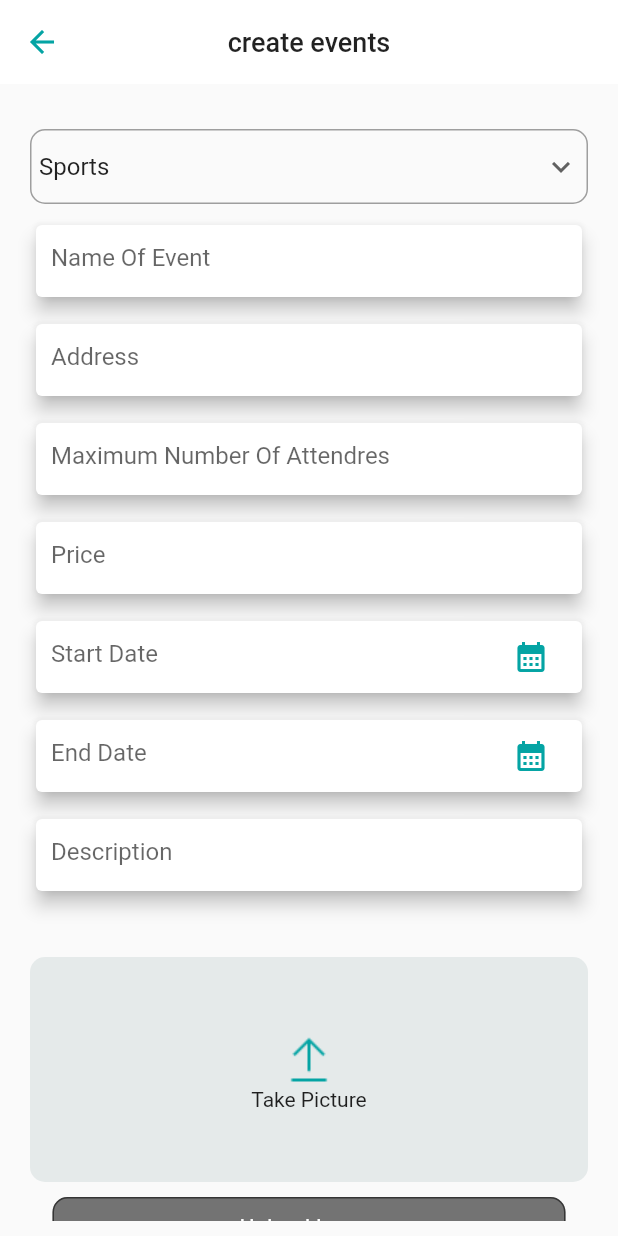
After one commit to sherryqaisrani/EventBookingManagementSystem, a Flutter app: the CreateEvent screen opened directly, on a phone screen of 412 x 824 dp. The commit adds this screen. Run offline on Flutter 3.47's test engine with Material 2 defaults, Android fonts, the phone set to English and light mode, and no system bars; our stand-ins replace dio, dropdown_button2, get, google_maps_flutter, google_sign_in, image_picker and 1 more; missing offline and left inert: flutter_facebook_auth; accounts and stored records are empty; network calls fail.

Commit message:
Create Event and Profile set

```diff
--- /dev/null
+++ b/lib/controllers/create_event_controller.dart
@@ -0,0 +1,45 @@
+import 'package:eventbookingmanagement/services/api_services.dart';
+import 'package:get/get.dart';
+
+class CreateEventController extends GetxController {
+  final ApiServices apiServices;
+
+  CreateEventController({required this.apiServices});
+
+  Future<String> uploadEvent({
+    required String eventName,
+    required String eventAddress,
+    required String numberOfAttendres,
+    required String price,
+    required String startDate,
+    required String endDate,
+    required String description,
+    final image,
+  }) async {
+    String finalResponse = 'success';
+    final response = await apiServices.createEvent({
+      'user_id': 3,
+      'category_id': 2,
+      'event_name': eventName,
+      'event_address': eventAddress,
+      'no_of_attendres': numberOfAttendres,
+      'price': price,
+      'start_date': startDate,
+      'end_date': endDate,
+      'start_time': startDate,
+      'end_time': endDate,
+      'publication_status': '0',
+      'cover_image': image,
+      'description': description,
+      'NCorrdinate': '48.89493821313934',
+      'ECorrdinate': '2.2304132576717977',
+    });
+
+    if (response.statusCode == 200) {
+      return finalResponse = 'success';
+    } else {
+      return finalResponse = 'wrong';
+      print('****************************** Not Working********************');
+    }
+  }
+}
--- /dev/null
+++ b/lib/controllers/image_upload_controller.dart
@@ -0,0 +1,36 @@
+import 'dart:convert';
+
+import 'package:eventbookingmanagement/models/image_upload.dart';
+import 'package:eventbookingmanagement/services/api_services.dart';
+import 'package:flutter/services.dart';
+import 'package:get/get.dart';
+
+class UploadImageController extends GetxController {
+  final ApiServices apiServices;
+  List<ImageUpload> listImage = [];
+
+  UploadImageController({required this.apiServices});
+
+  uploadImage({required Uint8List image}) async {
+    String encodeString = base64Encode(image);
+    print(encodeString);
+    final response = await apiServices.uploadImage({
+      "imageData": encodeString,
+    });
+
+    if (response.statusCode == 200) {
+      print('******************** Seeing the map retrun from api');
+      Map<String, dynamic> map = jsonDecode(response.toString());
+
+      if (map['code'] == 200) {
+        listImage = [];
+        listImage.add(ImageUpload.fromJson(map['data']));
+        // print('****************************** image list');
+        // print(listImage[0].imageUrl);
+      } else {}
+    } else {
+      print('****************************8 Error***********************');
+    }
+    update();
+  }
+}
--- /dev/null
+++ b/lib/models/image_upload.dart
@@ -0,0 +1,13 @@
+class ImageUpload {
+  String imageUrl;
+
+  ImageUpload({required this.imageUrl});
+
+  ImageUpload.fromJson(Map<String, dynamic> json) : imageUrl = json['imageUrl'];
+
+  Map<String, dynamic> toJson() {
+    final Map<String, dynamic> data = new Map<String, dynamic>();
+    data['imageUrl'] = imageUrl;
+    return data;
+  }
+}
--- /dev/null
+++ b/lib/screens/create_event.dart
@@ -0,0 +1,433 @@
+import 'package:eventbookingmanagement/controllers/create_event_controller.dart';
+import 'package:eventbookingmanagement/controllers/image_upload_controller.dart';
+import 'package:eventbookingmanagement/screens/custom_Bottom_tabbar.dart';
+import 'package:eventbookingmanagement/widgets/custom_Textfield.dart';
+import 'package:eventbookingmanagement/widgets/custom_button.dart';
+import 'package:eventbookingmanagement/widgets/image_picker.dart';
+import 'package:flutter/material.dart';
+import 'package:flutter/services.dart';
+import 'package:get/get.dart';
+import 'package:intl/intl.dart';
+import 'package:image_picker/image_picker.dart';
+
+enum EventType { public, private }
+
+class CreateEvent extends StatefulWidget {
+  CreateEvent({super.key});
+
+  @override
+  State<CreateEvent> createState() => _CreateEventState();
+}
+
+class _CreateEventState extends State<CreateEvent> {
+  TextEditingController textControllerForEventName = TextEditingController();
+
+  TextEditingController textControllerForAddress = TextEditingController();
+
+  TextEditingController textControllerForNumberOfAttendance =
+      TextEditingController();
+
+  TextEditingController textControllerForPrice = TextEditingController();
+
+  TextEditingController textControllerForStartDate = TextEditingController();
+
+  TextEditingController textControllerForEndDate = TextEditingController();
+
+  TextEditingController textControllerForDescription = TextEditingController();
+
+  TextEditingController textControllerForStartTime = TextEditingController();
+
+  TextEditingController textControllerForEndTime = TextEditingController();
+
+  String dropdownvalue = 'Sports';
+
+  // List of items in our dropdown menu
+  var items = [
+    'Sports',
+    'Music',
+    'Festivals',
+  ];
+  late EventType _verifyType = EventType.public;
+
+  // bool checkedValue = false;
+  bool isSwitched = false;
+  final _formKey = GlobalKey<FormState>();
+  String? path;
+  String? pathBack;
+
+  Uint8List? _imageURL;
+
+  selectedImage() async {
+    Uint8List imageURL = await pickImage(
+      ImageSource.camera,
+    );
+    setState(() {
+      _imageURL = imageURL;
+    });
+  }
+
+  uploadData() async {
+    String response = await Get.find<CreateEventController>().uploadEvent(
+      eventName: textControllerForEventName.text,
+      eventAddress: textControllerForAddress.text,
+      numberOfAttendres: textControllerForNumberOfAttendance.text,
+      price: textControllerForPrice.text,
+      startDate: textControllerForStartDate.text,
+      endDate: textControllerForEndDate.toString(),
+      description: textControllerForDescription.text,
+      image: Get.find<UploadImageController>().listImage[0].imageUrl,
+    );
+    if (response == 'success') {
+      Get.snackbar(
+        "Wait...",
+        "Creating Your Event",
+        dismissDirection: DismissDirection.horizontal,
+        isDismissible: true,
+        backgroundColor: Colors.green,
+        duration: const Duration(seconds: 1),
+      );
+      Get.offAll(() => CustomBottomTabbar());
+    }
+  }
+
+  @override
+  Widget build(BuildContext context) {
+    return Scaffold(
+      appBar: AppBar(
+        backgroundColor: Colors.white,
+        elevation: 0,
+        centerTitle: true,
+        title: Text(
+          'create events',
+          style: const TextStyle(fontSize: 18, color: Colors.black87),
+        ),
+        leading: InkWell(
+          onTap: () {
+            Navigator.pop(context);
+          },
+          child: const Icon(
+            Icons.arrow_back,
+            color: Color(0xff04a4a4),
+          ),
+        ),
+      ),
+      body: Padding(
+        padding: const EdgeInsets.symmetric(horizontal: 10, vertical: 10),
+        child: ListView(
+          children: [
+            const SizedBox(
+              height: 20,
+            ),
+            Padding(
+              padding: const EdgeInsets.symmetric(horizontal: 10.0),
+              child: Form(
+                  child: Column(
+                children: [
+                  Container(
+                    padding: const EdgeInsets.symmetric(horizontal: 5),
+                    decoration: BoxDecoration(
+                        borderRadius:
+                            const BorderRadius.all(Radius.circular(10)),
+                        border: Border.all(color: Colors.grey)),
+                    child: DropdownButtonHideUnderline(
+                      child: DropdownButton(
+                        isExpanded: true,
+
+                        // Initial Value
+                        value: dropdownvalue,
+
+                        // Down Arrow Icon
+                        icon: const Icon(Icons.keyboard_arrow_down),
+
+                        // Array list of items
+                        items: items.map((String items) {
+                          return DropdownMenuItem(
+                            value: items,
+                            child: Text(items),
+                          );
+                        }).toList(),
+                        // After selecting the desired option,it will
+                        // change button value to selected value
+                        onChanged: (String? newValue) {
+                          setState(() {
+                            dropdownvalue = newValue!;
+                          });
+                        },
+                      ),
+                    ),
+                  ),
+                  const SizedBox(
+                    height: 10,
+                  ),
+                  CusTomTextFormField(
+                    obscure: false,
+                    controller: textControllerForEventName,
+                    hintTxt: 'Name Of Event',
+                  ),
+
+                  const SizedBox(
+                    height: 10,
+                  ),
+                  CusTomTextFormField(
+                    obscure: false,
+                    controller: textControllerForAddress,
+                    hintTxt: 'Address',
+                  ),
+
+                  const SizedBox(
+                    height: 10,
+                  ),
+                  CusTomTextFormField(
+                    obscure: false,
+                    controller: textControllerForNumberOfAttendance,
+                    hintTxt: 'Maximum Number Of Attendres',
+                  ),
+
+                  const SizedBox(
+                    height: 10,
+                  ),
+                  CusTomTextFormField(
+                    obscure: false,
+                    controller: textControllerForPrice,
+                    hintTxt: 'Price',
+                  ),
+
+                  const SizedBox(
+                    height: 10,
+                  ),
+                  CusTomTextFormField(
+                    obscure: false,
+                    controller: textControllerForStartDate,
+                    hintTxt: 'Start Date',
+                    pressed: () => callCalender(textControllerForStartDate),
+                    suffixIcon: Icons.calendar_month,
+                  ),
+                  // StreamBuilder<String>(
+                  //     stream: manager.allDayTime$,
+                  //     builder: (context, snapshot) {
+                  //       return CustomTextField(
+                  //         controller: textControllerForStartDate,
+                  //         onChanged1: (value) {
+                  //           manager.inAllDayTime.add(value);
+                  //         },
+                  //         iconData: Icons.calendar_month,
+                  //         onPressed: () =>
+                  //             callCalender(textControllerForStartDate),
+                  //         passwordTxt: false,
+                  //         hintTxt: 'Start Date',
+                  //       );
+                  //     }),
+                  const SizedBox(
+                    height: 10,
+                  ),
+                  CusTomTextFormField(
+                    obscure: false,
+                    controller: textControllerForEndDate,
+                    hintTxt: 'End Date',
+                    pressed: () => callCalender(textControllerForEndDate),
+                    suffixIcon: Icons.calendar_month,
+                  ),
+                  // StreamBuilder<String>(
+                  //     stream: manager.allDayTime$,
+                  //     builder: (context, snapshot) {
+                  //       return CustomTextField(
+                  //         controller: textControllerForEndDate,
+                  //         onChanged1: (value) {
+                  //           manager.inAllDayTime.add(value);
+                  //         },
+                  //         iconData: Icons.calendar_month,
+                  //         onPressed: () =>
+                  //             callCalender(textControllerForEndDate),
+                  //         passwordTxt: false,
+                  //         hintTxt: 'End Date',
+                  //       );
+                  //     }),
+                  const SizedBox(
+                    height: 10,
+                  ),
+                  CusTomTextFormField(
+                    obscure: false,
+                    controller: textControllerForDescription,
+                    hintTxt: 'Description',
+                  ),
+                  // StreamBuilder<String>(
+                  //     stream: manager.allDayTime$,
+                  //     builder: (context, snapshot) {
+                  //       return CustomTextField(
+                  //         controller: textControllerForDescription,
+                  //         onChanged1: (value) {
+                  //           manager.inAllDayTime.add(value);
+                  //         },
+                  //         passwordTxt: false,
+                  //         hintTxt: 'Description',
+                  //       );
+                  //     }),
+                  const SizedBox(
+                    height: 10,
+                  ),
+                  const SizedBox(
+                    height: 30,
+                  ),
+                  InkWell(
+                    onTap: () => selectedImage(),
+                    child: _imageURL != null
+                        ? Padding(
+                            padding:
+                                const EdgeInsets.symmetric(horizontal: 10.0),
+                            child: Container(
+                              width: MediaQuery.of(context).size.width,
+                              height: 150,
+                              child: ClipRRect(
+                                  borderRadius: BorderRadius.circular(10),
+                                  child: Image(
+                                    image: MemoryImage(_imageURL!),
+                                  )),
+                            ),
+                          )
+                        : uploadEventImageContainer(
+                            discriptionText: 'Take Picture'),
+                  ),
+                  InkWell(
+                    onTap: () async {
+                      Get.find<UploadImageController>()
+                          .uploadImage(image: _imageURL!);
+                      // List<Media>? res = await ImagesPicker.openCamera(
+                      //   // pickType: PickType.video,
+                      //   pickType: PickType.image,
+                      //   quality: 0.8,
+                      //   maxSize: 800,
+                      //   // cropOpt: CropOption(
+                      //   //   aspectRatio: CropAspectRatio.wh16x9,
+                      //   // ),
+                      //   maxTime: 15,
+                      // );
+                      // print(res);
+                      // if (res != null) {
+                      //   print(res[0].path);
+                      //   setState(() {
+                      //     path = res[0].thumbPath;
+                      //   });
+                      // }
+                    },
+                    child: Padding(
+                      padding: const EdgeInsets.symmetric(
+                          horizontal: 15.0, vertical: 10),
+                      child: CustomButton(
+                          buttonTitle: 'Upload Image',
+                          bgColor: Colors.black54,
+                          borderColor: Colors.black54,
+                          textColor: Colors.white),
+                    ),
+                  ),
+                ],
+              )),
+            ),
+            Padding(
+              padding: const EdgeInsets.symmetric(
+                horizontal: 50,
+              ),
+              child: InkWell(
+                onTap: () => uploadData(),
+                child: CustomButton(
+                    buttonTitle: 'Publish Event',
+                    bgColor: const Color(0xffFDC500),
+                    borderColor: const Color(0xffFDC500),
+                    textColor: Colors.black87),
+              ),
+            ),
+          ],
+        ),
+      ),
+    );
+  }
+
+  callTime(TextEditingController controller) async {
+    TimeOfDay? pickedTime = await showTimePicker(
+      builder: (context, child) {
+        return Theme(
+          data: Theme.of(context).copyWith(
+              colorScheme: const ColorScheme.light(
+                background: Colors.black,
+                primary: Colors.amberAccent, // <-- SEE HERE
+                onPrimary: Colors.black, // <-- SEE HERE
+                onSurface: Colors.blue,
+              ),
+              textButtonTheme: TextButtonThemeData(
+                style: TextButton.styleFrom(
+                  primary: Colors.black, // button text color
+                ),
+              )),
+          child: child!,
+        );
+      },
+      context: context,
+      initialTime: TimeOfDay.now(),
+    );
+    if (pickedTime != null) {
+      String formattedTime = "${pickedTime.hour}:${pickedTime.minute}";
+      setState(() {
+        controller.text = formattedTime;
+      });
+    } else {}
+  }
+
+  callCalender(TextEditingController controller) async {
+    DateTime? pickedDate = await showDatePicker(
+        builder: (context, child) {
+          return Theme(
+            data: Theme.of(context).copyWith(
+                colorScheme: const ColorScheme.light(
+                  primary: Colors.amberAccent, // <-- SEE HERE
+                  onPrimary: Colors.black, // <-- SEE HERE
+                  onSurface: Colors.blueAccent,
+                ),
+                textButtonTheme: TextButtonThemeData(
+                  style: TextButton.styleFrom(
+                    primary: Colors.black, // button text color
+                  ),
+                )),
+            child: child!,
+          );
+        },
+        context: context,
+        initialDate: DateTime.now(),
+        firstDate: DateTime(2000),
+        lastDate: DateTime(2101));
+    if (pickedDate != null) {
+      String formattedDate =
+          DateFormat('yyyy-MM-dd hh:mm:ss').format(pickedDate);
+
+      setState(() {
+        controller.text = formattedDate;
+      });
+    } else {}
+  }
+
+  Widget uploadEventImageContainer({required String discriptionText}) {
+    return Container(
+      child: Column(
+        crossAxisAlignment: CrossAxisAlignment.start,
+        children: [
+          Container(
+            width: MediaQuery.of(context).size.width,
+            height: 150,
+            decoration: const BoxDecoration(
+                color: Color(0xffe5eaea),
+                borderRadius: BorderRadius.all(Radius.circular(10))),
+            child: Center(
+              child: Column(
+                mainAxisSize: MainAxisSize.min,
+                children: [
+                  const Image(
+                    image: AssetImage('assets/images/Upload_light.png'),
+                  ),
+                  Text(discriptionText),
+                ],
+              ),
+            ),
+          )
+        ],
+      ),
+    );
+  }
+}
--- a/lib/widgets/custom_Textfield.dart
+++ b/lib/widgets/custom_Textfield.dart
@@ -6,12 +6,14 @@ class CusTomTextFormField extends StatelessWidget {
 
   bool? obscure;
   IconData? suffixIcon;
+  VoidCallback? pressed;
 
   CusTomTextFormField({
     required this.hintTxt,
     this.obscure,
     required this.controller,
-    required this.suffixIcon,
+    this.suffixIcon,
+    this.pressed,
   });
 
   @override
@@ -33,7 +35,7 @@ class CusTomTextFormField extends StatelessWidget {
             decoration: InputDecoration(
                 hintText: hintTxt,
                 suffixIcon: IconButton(
-                  onPressed: () {},
+                  onPressed: pressed,
                   icon: Icon(suffixIcon, color: Color(0xff04a4a4)),
                 ),
                 border: InputBorder.none,
```
Also changed, not shown: lib/controllers/search_controller.dart (+12 -0 lines), lib/screens/home_screen.dart (+15 -15 lines), lib/services/init.dart (+6 -3 lines).
